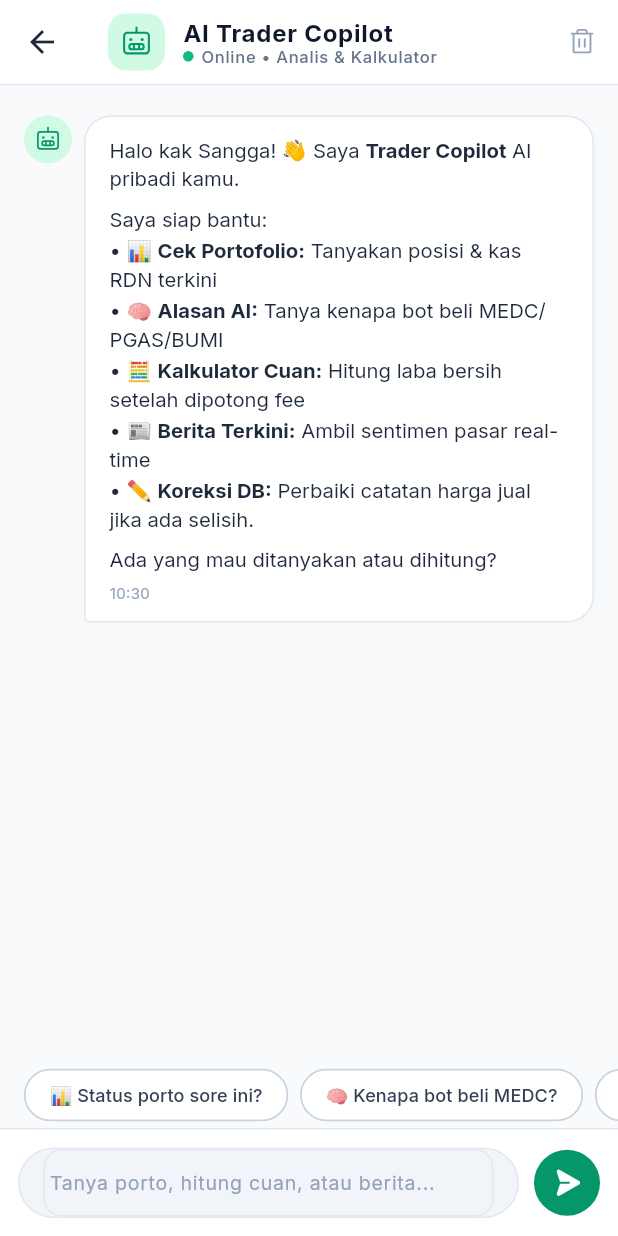
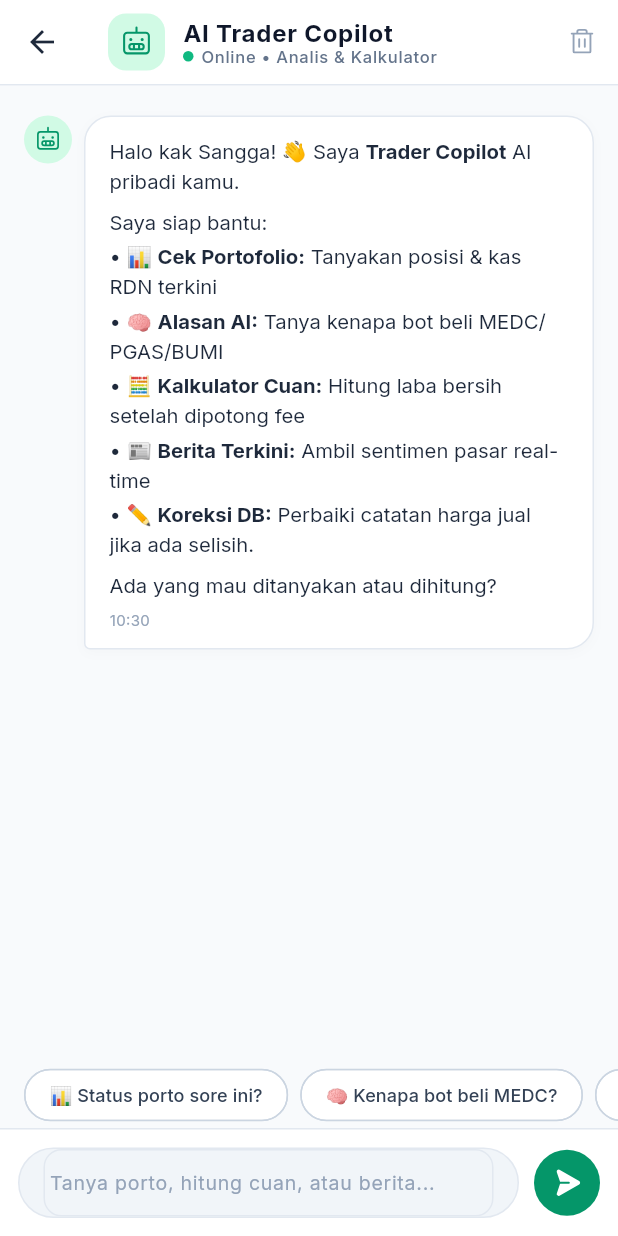
Before and after one commit to sanggasatria6-dev/aplikasicobaa, a Flutter app: the CopilotScreen screen opened directly, on a phone screen of 412 x 824 dp. Run offline on Flutter 3.47's test engine with Material 3 defaults, Android fonts, the light colour scheme and no system bars; our stand-ins replace cloud_firestore, dio, firebase_core, firebase_messaging, flutter_riverpod, flutter_slidable and 3 more; accounts and stored records are empty.

Commit message:
fix(copilot): optimize timeout and enhance markdown rendering for mobile

```diff
--- a/lib/api_service.dart
+++ b/lib/api_service.dart
@@ -267,15 +267,25 @@ class ApiService {
   // --- 🤖 COPILOT AI CHAT ---
   Future<String> sendCopilotMessage(String message, {List<Map<String, String>>? history}) async {
     try {
-      final res = await _dio.post('/api/copilot/chat', data: {
-        "message": message,
-        "history": history ?? [],
-      });
+      final res = await _dio.post(
+        '/api/copilot/chat',
+        data: {
+          "message": message,
+          "history": history ?? [],
+        },
+        options: Options(
+          receiveTimeout: const Duration(seconds: 45),
+          sendTimeout: const Duration(seconds: 20),
+        ),
+      );
       if (res.data != null && res.data['reply'] != null) {
         return res.data['reply'].toString();
       }
       return "Maaf, tidak ada respon dari Copilot.";
     } on DioException catch (e) {
+      if (e.type == DioExceptionType.receiveTimeout || e.type == DioExceptionType.connectionTimeout) {
+        return "⏱️ Analisis Copilot memerlukan waktu pemrosesan lebih. Mohon tunggu sejenak atau tanyakan kembali.";
+      }
       final detail = e.response?.data?['detail'] ?? e.message ?? "Gagal terhubung ke Copilot";
       throw detail;
     } catch (e) {
--- a/lib/copilot_screen.dart
+++ b/lib/copilot_screen.dart
@@ -408,40 +408,135 @@ class _CopilotScreenState extends ConsumerState<CopilotScreen> {
   }
 
   Widget _formatMessageContent(String text, bool isUser) {
-    // Render sederhana untuk pesan dengan formatting bold dan bullet
     final textColor = isUser ? Colors.white : const Color(0xFF1E293B);
     final lines = text.split('\n');
+    final widgets = <Widget>[];
+
+    for (var rawLine in lines) {
+      final trimmed = rawLine.trim();
+
+      if (trimmed.isEmpty) {
+        widgets.add(const SizedBox(height: 4));
+        continue;
+      }
+
+      // Divider horizontal line
+      if (trimmed.startsWith('---') || trimmed.startsWith('───') || trimmed.startsWith('***')) {
+        widgets.add(Padding(
+          padding: const EdgeInsets.symmetric(vertical: 6),
+          child: Divider(
+            color: isUser ? Colors.white24 : const Color(0xFFE2E8F0),
+            thickness: 1,
+            height: 8,
+          ),
+        ));
+        continue;
+      }
+
+      // Markdown Table divider row (| :--- | :---: |)
+      if (trimmed.startsWith('|') && trimmed.contains('---')) {
+        continue;
+      }
+
+      // Markdown Table data row
+      if (trimmed.startsWith('|') && trimmed.endsWith('|')) {
+        final cells = trimmed.split('|').map((c) => c.trim()).where((c) => c.isNotEmpty).toList();
+        if (cells.isNotEmpty) {
+          final joined = cells.join(' • ');
+          widgets.add(Padding(
+            padding: const EdgeInsets.only(bottom: 3),
+            child: _renderFormattedLine("• $joined", textColor, isUser),
+          ));
+          continue;
+        }
+      }
+
+      // Markdown Headers (###, ##, #)
+      if (trimmed.startsWith('### ')) {
+        widgets.add(Padding(
+          padding: const EdgeInsets.only(top: 6, bottom: 4),
+          child: _renderFormattedLine(trimmed.substring(4), textColor, isUser, baseFontSize: 14.5, isHeader: true),
+        ));
+        continue;
+      }
+      if (trimmed.startsWith('## ')) {
+        widgets.add(Padding(
+          padding: const EdgeInsets.only(top: 8, bottom: 4),
+          child: _renderFormattedLine(trimmed.substring(3), textColor, isUser, baseFontSize: 15.5, isHeader: true),
+        ));
+        continue;
+      }
+      if (trimmed.startsWith('# ')) {
+        widgets.add(Padding(
+          padding: const EdgeInsets.only(top: 10, bottom: 6),
+          child: _renderFormattedLine(trimmed.substring(2), textColor, isUser, baseFontSize: 16.5, isHeader: true),
+        ));
+        continue;
+      }
+
+      // Standard / Bullet lines
+      String displayLine = rawLine;
+      if (trimmed.startsWith('* ') || trimmed.startsWith('- ')) {
+        displayLine = '• ${trimmed.substring(2)}';
+      }
+
+      widgets.add(Padding(
+        padding: const EdgeInsets.only(bottom: 3),
+        child: _renderFormattedLine(displayLine, textColor, isUser),
+      ));
+    }
 
     return Column(
       crossAxisAlignment: CrossAxisAlignment.start,
-      children: lines.map((line) {
-        if (line.isEmpty) {
-          return const SizedBox(height: 6);
-        }
-        return Padding(
-          padding: const EdgeInsets.only(bottom: 2),
-          child: _renderFormattedLine(line, textColor),
-        );
-      }).toList(),
+      children: widgets,
     );
   }
 
-  Widget _renderFormattedLine(String line, Color defaultColor) {
-    // Parsing sederhana untuk tanda bold **text**
+  Widget _renderFormattedLine(
+    String line,
+    Color defaultColor,
+    bool isUser, {
+    double baseFontSize = 13.5,
+    bool isHeader = false,
+  }) {
     final spans = <TextSpan>[];
-    final parts = line.split('**');
+    final boldParts = line.split('**');
 
-    for (int i = 0; i < parts.length; i++) {
-      final isBold = i % 2 == 1;
+    for (int i = 0; i < boldParts.length; i++) {
+      final isBold = isHeader || (i % 2 == 1);
+      final chunk = boldParts[i];
+
+      // Periksa inline code `code`
+      if (chunk.contains('`')) {
+        final codeParts = chunk.split('`');
+        for (int j = 0; j < codeParts.length; j++) {
+          final isCode = j % 2 == 1;
+          if (codeParts[j].isEmpty) continue;
           spans.add(TextSpan(
-        text: parts[i],
+            text: codeParts[j],
             style: GoogleFonts.inter(
-          fontSize: 13.5,
-          height: 1.4,
+              fontSize: isCode ? baseFontSize * 0.92 : baseFontSize,
+              height: 1.45,
+              color: isCode
+                  ? (isUser ? const Color(0xFFBBF7D0) : const Color(0xFF0F766E))
+                  : defaultColor,
+              fontWeight: isBold ? FontWeight.w700 : (isCode ? FontWeight.w600 : FontWeight.w400),
+              backgroundColor: isCode ? (isUser ? Colors.black26 : const Color(0xFFF1F5F9)) : null,
+            ),
+          ));
+        }
+      } else {
+        if (chunk.isEmpty) continue;
+        spans.add(TextSpan(
+          text: chunk,
+          style: GoogleFonts.inter(
+            fontSize: baseFontSize,
+            height: 1.45,
             color: defaultColor,
             fontWeight: isBold ? FontWeight.w700 : FontWeight.w400,
           ),
         ));
+      }
     }
 
     return RichText(
```
Lines whose indentation alone changed are shown as unchanged.
